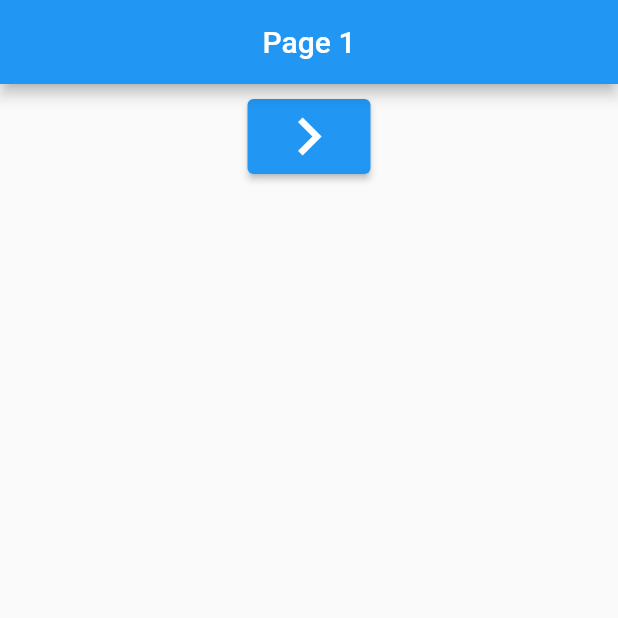
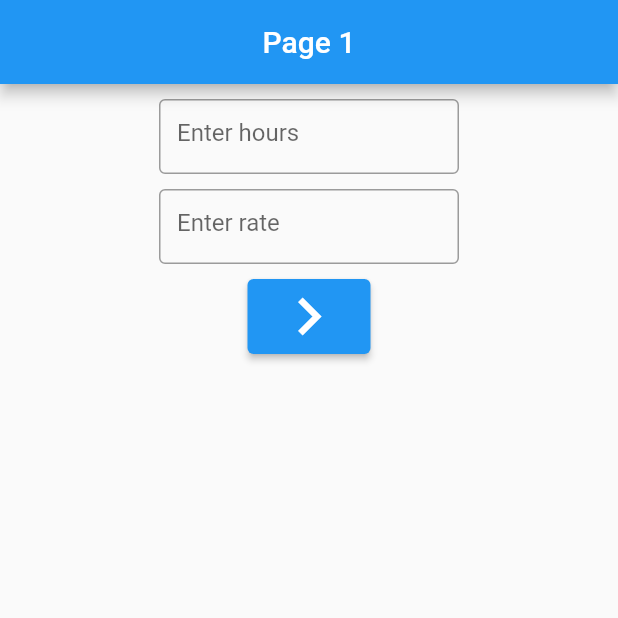
Before and after one commit to MarwCh/csci410-week7, a Flutter app: the screen it shows after launch, on a phone screen of 412 x 824 dp, the top half of it. Run offline on Flutter 3.47's test engine with Material 2 defaults, Android fonts, the phone set to English and light mode, and no system bars.

Commit message:
demostrates how to pass data between pages

```diff
--- /dev/null
+++ b/lib/employee.dart
@@ -0,0 +1,17 @@
+class Employee {
+  int _hours = 0;
+  double _rate = 0;
+  final double tax = 0.1; // default 10% tax
+
+  Employee(int hours, double rate) {
+    if (hours <= 0 || rate <= 0) {
+      throw Exception('negative values not allowed');
+    }
+    _hours = hours;
+    _rate = rate;
+  }
+
+  double netSalary() {
+    return (_hours * _rate) * (1 - tax);
+  }
+}
--- a/lib/page1.dart
+++ b/lib/page1.dart
@@ -1,5 +1,6 @@
 import 'package:flutter/material.dart';
 import 'page2.dart';
+import 'employee.dart';
 
 class Page1 extends StatefulWidget {
   const Page1({Key? key}) : super(key: key);
@@ -9,6 +10,32 @@ class Page1 extends StatefulWidget {
 }
 
 class _Page1State extends State<Page1> {
+  final TextEditingController _controllerHours = TextEditingController();
+  final TextEditingController _controllerRate = TextEditingController();
+
+  void openPage2() {
+    try {
+      int hours = int.parse(_controllerHours.text);
+      double rate = double.parse(_controllerRate.text);
+      Navigator.of(context).push(
+          MaterialPageRoute(builder: (context) => const Page2(),
+              settings: RouteSettings(arguments: Employee(hours, rate))
+          )
+      );
+    }
+    catch(e) {
+      print(e); // better to reove print in release version
+    }
+  }
+
+
+  @override
+  void dispose() {
+    _controllerRate.dispose();
+    _controllerHours.dispose();
+    super.dispose();
+  }
+
   @override
   Widget build(BuildContext context) {
     return Scaffold(
@@ -18,11 +45,17 @@ class _Page1State extends State<Page1> {
       ),
       body: Center(child: Column(children: [
         const SizedBox(height: 10),
-        ElevatedButton(onPressed: () {
-          Navigator.of(context).push(
-            MaterialPageRoute(builder: (context) => const Page2())
-          );
-        },
+        SizedBox(width: 200, height: 50,
+        child: TextField(controller: _controllerHours, keyboardType: TextInputType.number,
+            decoration: const InputDecoration(border: OutlineInputBorder(), hintText: 'Enter hours')),
+        ),
+        const SizedBox(height: 10),
+        SizedBox(width: 200, height: 50,
+        child: TextField(controller: _controllerRate, keyboardType: TextInputType.number,
+            decoration: const InputDecoration(border: OutlineInputBorder(), hintText: 'Enter rate')),
+        ),
+        const SizedBox(height: 10),
+        ElevatedButton(onPressed: openPage2,
             child: const Icon(Icons.navigate_next, size: 50)
         )
       ]),
--- a/lib/page2.dart
+++ b/lib/page2.dart
@@ -1,3 +1,4 @@
+import 'package:csci410week7/employee.dart';
 import 'package:flutter/material.dart';
 
 class Page2 extends StatelessWidget {
@@ -5,12 +6,16 @@ class Page2 extends StatelessWidget {
 
   @override
   Widget build(BuildContext context) {
+    final employee = ModalRoute.of(context)!.settings.arguments as Employee;
+
     return Scaffold(
       appBar: AppBar(
         title: const Text('Page 2'),
         centerTitle: true,
       ),
       body: Center(child: Column(children: [
+        const SizedBox(height: 10),
+        Text('Net Salary: ${employee.netSalary()}', style: TextStyle(fontSize: 18, fontWeight: FontWeight.bold)),
         const SizedBox(height: 10),
         ElevatedButton(onPressed: () {
           Navigator.of(context).pop();
```
